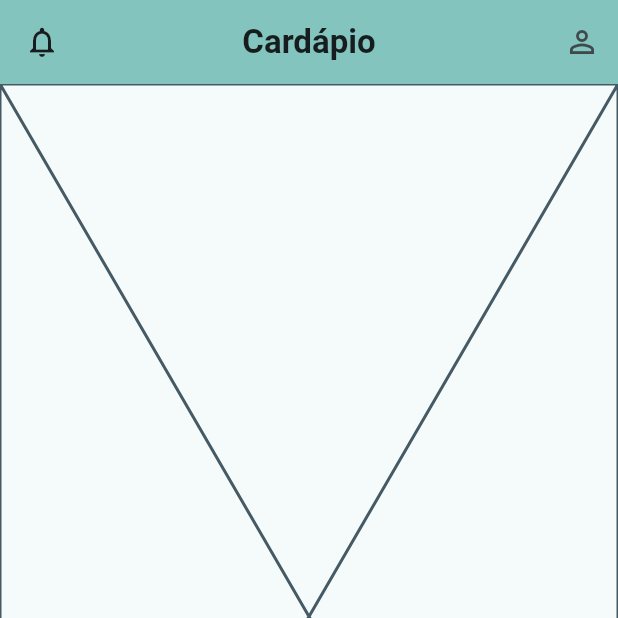
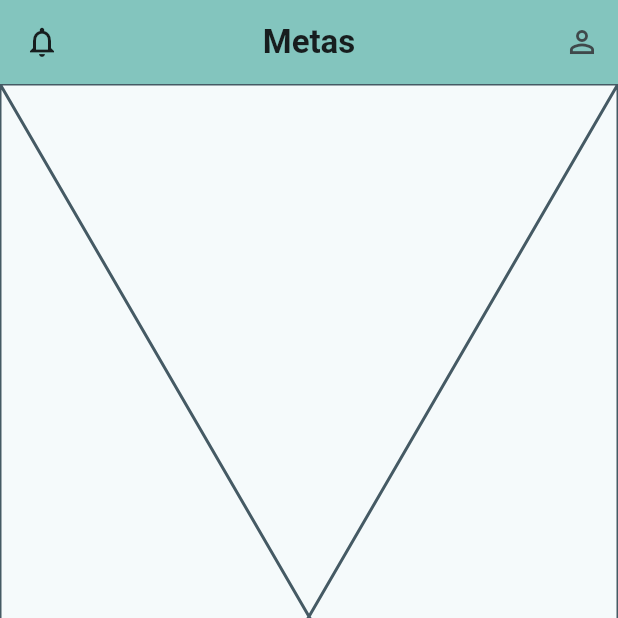
Before and after one commit to KaikeDias/nutri-app, a Flutter app: the screen it shows after launch, item 3 of the bottom bar chosen, on a phone screen of 412 x 824 dp, the top half of it. Run offline on Flutter 3.47's test engine with Material 3 defaults, Android fonts, the phone set to English and light mode, and no system bars; our stand-ins replace font_awesome_flutter, go_router.

Commit message:
feat: add dynamic title to app bar based on navigation index

```diff
--- a/lib/app/routes/main_layout.dart
+++ b/lib/app/routes/main_layout.dart
@@ -18,6 +18,8 @@ class _MainLayoutState extends State<MainLayout> {
   late int _navigationIndex;
 
   late final PageController pageController;
+
+  final List<String> _titles = ["Cardápio", "Menu", "Metas"];
 
   @override
   void initState() {
@@ -51,9 +53,9 @@ class _MainLayoutState extends State<MainLayout> {
   Widget build(BuildContext context) {
     return Scaffold(
       appBar: AppBar(
-        title: const Text(
-          "Cardápio",
-          style: TextStyle(
+        title: Text(
+          _titles[_navigationIndex],
+          style: const TextStyle(
             fontWeight: FontWeight.bold,
           ),
         ),
```
